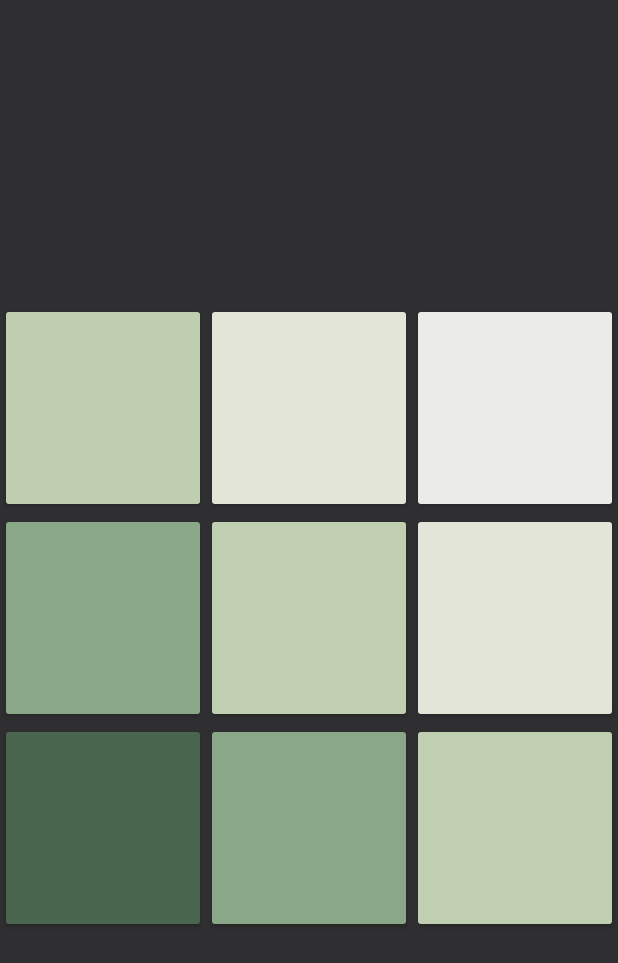
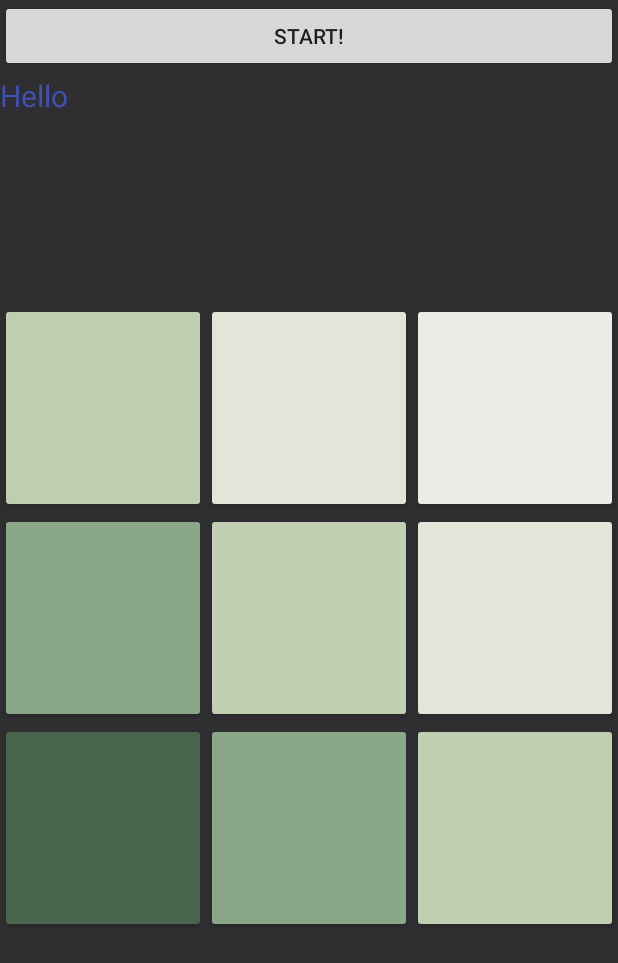
Before and after one commit to JamesZhaoLu/AndroidGameDeltaHacks, an Android app: the screen it shows after launch (MainActivity), on a phone screen of 412 x 824 dp. Shown: the top 963 px of the screen. Run offline under Robolectric (Android 15) with nearby library versions, the phone set to English and light mode, and no system bars.

Commit message:
Added Button Sequence Functionality
Allowed Buttons to Change based off a timer

```diff
--- a/lacasadepappi/app/src/main/java/com/example/jameslu/lacasadepappi/MainActivity.java
+++ b/lacasadepappi/app/src/main/java/com/example/jameslu/lacasadepappi/MainActivity.java
@@ -4,8 +4,70 @@ import android.support.v7.app.AppCompatActivity;
 import android.os.Bundle;
 import android.view.View;
 import android.view.WindowManager;
+import android.widget.Button;
+
+// Java stuff
+import java.util.ArrayList;
+import java.util.Arrays;
+import java.util.Random;
+
+// Animation stuff
+import android.graphics.drawable.AnimationDrawable;
+import android.graphics.drawable.ColorDrawable;
+import android.graphics.Color;
+import android.os.Handler;
+import android.graphics.PorterDuff;
+
+// Timer Classes
+import android.app.Activity;
+import android.os.Bundle;
+import android.os.Handler;
+import android.widget.Button;
+import android.widget.TextView;
+
+
 
 public class MainActivity extends AppCompatActivity {
+
+    TextView timerTextView;
+    long startTime = 0;
+    ArrayList<Integer> sequence = new ArrayList<Integer>(Arrays.asList(8, 3, 1));
+    // Create ArrayList of Buttons
+    ArrayList<Button> buttons = new ArrayList<Button>();
+
+
+
+    //runs without a timer by reposting this handler at the end of the runnable
+    Handler timerHandler = new Handler();
+    Runnable timerRunnable = new Runnable() {
+
+        @Override
+        public void run() {
+            long millis = System.currentTimeMillis() - startTime;
+            int seconds = (int) (millis / 1000);
+            int minutes = seconds / 60;
+            seconds = seconds % 60;
+
+            timerTextView.setText(String.format("%d:%02d", minutes, seconds));
+
+            timerHandler.postDelayed(this, 500);
+
+            if (seconds == 2){
+                buttons.get(5).getBackground().setColorFilter(Color.parseColor("#b2b2cf"), PorterDuff.Mode.DARKEN);
+            } else if (seconds == 3){
+                buttons.get(5).getBackground().setColorFilter(Color.parseColor("#b2cfb5"), PorterDuff.Mode.DARKEN);
+            } else if (seconds == 4) {
+                buttons.get(7).getBackground().setColorFilter(Color.parseColor("#b2b2cf"), PorterDuff.Mode.DARKEN);
+            } else if (seconds == 5){
+                buttons.get(7).getBackground().setColorFilter(Color.parseColor("#b2cfb5"), PorterDuff.Mode.DARKEN);
+            } else if (seconds == 6) {
+                 buttons.get(1).getBackground().setColorFilter(Color.parseColor("#b2b2cf"), PorterDuff.Mode.DARKEN);
+            } else if (seconds == 7){
+                buttons.get(1).getBackground().setColorFilter(Color.parseColor("#b2cfb5"), PorterDuff.Mode.DARKEN);
+            }
+        }
+    };
+
 
     @Override
     protected void onCreate(Bundle savedInstanceState) {
@@ -13,6 +75,7 @@ public class MainActivity extends AppCompatActivity {
         super.onCreate(savedInstanceState);
         setContentView(R.layout.activity_main);
         View decorView = getWindow().getDecorView();
+
 // Hide both the navigation bar and the status bar.
 // SYSTEM_UI_FLAG_FULLSCREEN is only available on Android 4.1 and higher, but as
 // a general rule, you should design your app to hide the status bar whenever you
@@ -20,5 +83,58 @@ public class MainActivity extends AppCompatActivity {
         int uiOptions = View.SYSTEM_UI_FLAG_HIDE_NAVIGATION
                 | View.SYSTEM_UI_FLAG_FULLSCREEN;
         decorView.setSystemUiVisibility(uiOptions);
+
+        // add buttons to ArrayList
+        buttons.add((Button) findViewById(R.id.button1));
+        buttons.add((Button) findViewById(R.id.button2));
+        buttons.add((Button) findViewById(R.id.button3));
+        buttons.add((Button) findViewById(R.id.button4));
+        buttons.add((Button) findViewById(R.id.button5));
+        buttons.add((Button) findViewById(R.id.button6));
+        buttons.add((Button) findViewById(R.id.button7));
+        buttons.add((Button) findViewById(R.id.button8));
+        buttons.add((Button) findViewById(R.id.button9));
+
+
+        //buttons and text views declared to use timer
+        Button b = (Button) findViewById(R.id.startButton);
+        timerTextView = (TextView) findViewById(R.id.timerTextView);
+
+        b.setOnClickListener(new View.OnClickListener() {
+
+            @Override
+            public void onClick(View v) {
+                Button b = (Button) v;
+                if (b.getText().equals("stop")) {
+                    timerHandler.removeCallbacks(timerRunnable);
+                    b.setText("start");
+                } else {
+                    startTime = System.currentTimeMillis();
+                    timerHandler.postDelayed(timerRunnable, 0);
+                    b.setText("stop");
+                }
+            }
+        });
     }
+
+    @Override
+    public void onPause() {
+        super.onPause();
+        timerHandler.removeCallbacks(timerRunnable);
+        Button b = (Button)findViewById(R.id.startButton);
+        b.setText("start");
+    }
+
+
+
+    public static void intializeValues(ArrayList<Integer> initialSequence, int numTimes){
+        //initialize the sequence of ArrayList for 3 integers
+
+        Random rand = new Random();
+
+        for (int i = 0; i < numTimes; i++){
+            initialSequence.add(rand.nextInt(9));
+        }
+    }
+
 }
--- a/lacasadepappi/app/src/main/res/layout/activity_main.xml
+++ b/lacasadepappi/app/src/main/res/layout/activity_main.xml
@@ -5,6 +5,20 @@
     android:layout_width="match_parent"
     android:background="#2f2f31"
     >
+    <Button
+        android:id="@+id/startButton"
+        android:layout_width="match_parent"
+        android:layout_height="wrap_content"
+        android:text="START!"/>
+    <!-- To see Time -->
+    <TextView
+        android:layout_marginTop="50dp"
+        android:textSize="20dp"
+        android:text = "Hello"
+        android:textColor="@color/colorPrimary"
+        android:id="@+id/timerTextView"
+        android:layout_width="match_parent"
+        android:layout_height="wrap_content" />
 <LinearLayout
     android:layout_gravity="center"
     xmlns:tools="http://schemas.android.com/tools"
@@ -20,18 +34,21 @@
     android:layout_width="match_parent"
     android:layout_height="140dp">
     <Button
+        android:id="@+id/button1"
         android:layout_width="0dp"
         android:layout_weight="1"
         android:layout_height="140dp"
         android:backgroundTint="#bfceb1"
     />
     <Button
+        android:id="@+id/button2"
         android:layout_width="0dp"
         android:layout_weight="1"
         android:layout_height="140dp"
         android:backgroundTint="#e3e5d8"
         />
     <Button
+        android:id="@+id/button3"
         android:layout_width="0dp"
         android:layout_weight="1"
         android:layout_height="140dp"
@@ -43,18 +60,21 @@
         android:layout_width="match_parent"
         android:layout_height="140dp">
         <Button
+            android:id="@+id/button4"
             android:layout_width="0dp"
             android:layout_weight="1"
             android:layout_height="140dp"
             android:backgroundTint="#8aa788"
             />
         <Button
+            android:id="@+id/button5"
             android:layout_width="0dp"
             android:layout_weight="1"
             android:layout_height="140dp"
             android:backgroundTint="#c0cfb2"
             />
         <Button
+            android:id="@+id/button6"
             android:layout_width="0dp"
             android:layout_weight="1"
             android:layout_height="140dp"
@@ -66,18 +86,21 @@
         android:layout_width="match_parent"
         android:layout_height="140dp">
         <Button
+            android:id="@+id/button7"
             android:layout_width="0dp"
             android:layout_weight="1"
             android:layout_height="140dp"
             android:backgroundTint="#49654e"
             />
         <Button
+            android:id="@+id/button8"
             android:layout_width="0dp"
             android:layout_weight="1"
             android:layout_height="140dp"
             android:backgroundTint="#8aa788"
             />
         <Button
+            android:id="@+id/button9"
             android:layout_width="0dp"
             android:layout_weight="1"
             android:layout_height="140dp"
```
